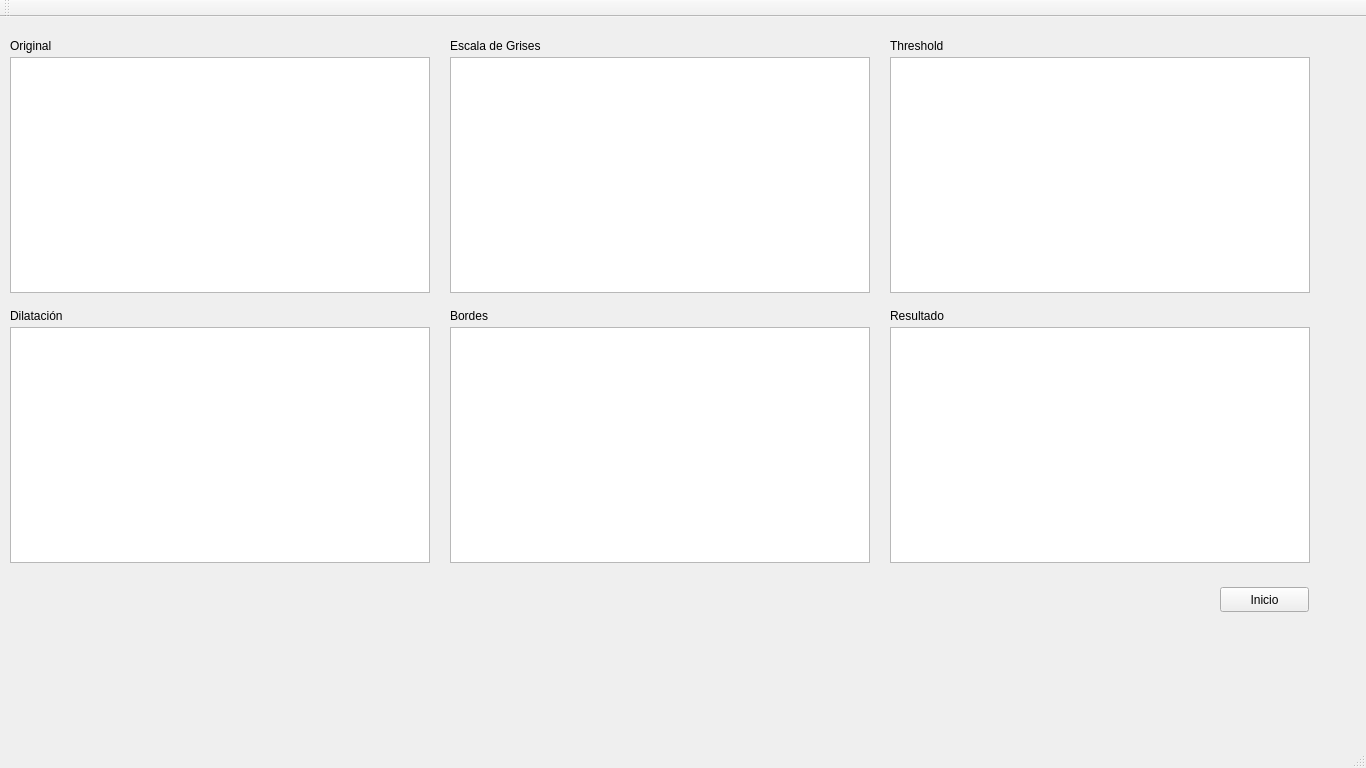
This is CalibracionQt/mainwindow.ui in joshjo/computer-vision as Qt 5 draws it before an edit. The edited form follows.
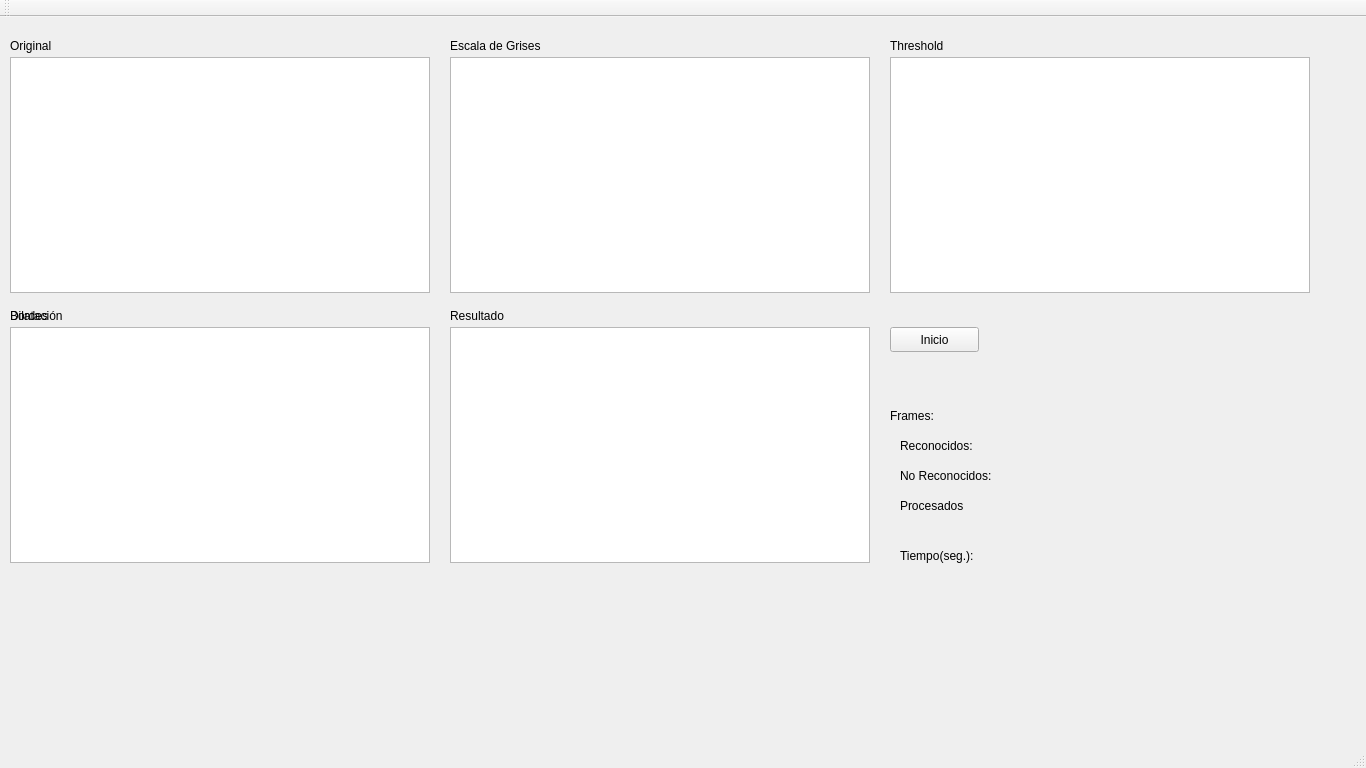
This is the edited form.

The edit to the form file:
```diff
--- a/CalibracionQt/mainwindow.ui
+++ b/CalibracionQt/mainwindow.ui
@@ -57,7 +57,7 @@
    <widget class="QGraphicsView" name="gvEdge">
     <property name="geometry">
      <rect>
-      <x>450</x>
+      <x>10</x>
       <y>310</y>
       <width>420</width>
       <height>236</height>
@@ -119,7 +119,7 @@
    <widget class="QLabel" name="label_5">
     <property name="geometry">
      <rect>
-      <x>450</x>
+      <x>10</x>
       <y>290</y>
       <width>67</width>
       <height>17</height>
@@ -132,8 +132,8 @@
    <widget class="QPushButton" name="pushButton">
     <property name="geometry">
      <rect>
-      <x>1220</x>
-      <y>570</y>
+      <x>890</x>
+      <y>310</y>
       <width>89</width>
       <height>25</height>
      </rect>
@@ -145,7 +145,7 @@
    <widget class="QLabel" name="label_6">
     <property name="geometry">
      <rect>
-      <x>890</x>
+      <x>450</x>
       <y>290</y>
       <width>67</width>
       <height>17</height>
@@ -158,13 +158,142 @@
    <widget class="QGraphicsView" name="gvResultado">
     <property name="geometry">
      <rect>
-      <x>890</x>
+      <x>450</x>
       <y>310</y>
       <width>420</width>
       <height>236</height>
      </rect>
     </property>
    </widget>
+   <widget class="QLabel" name="label_7">
+    <property name="geometry">
+     <rect>
+      <x>900</x>
+      <y>530</y>
+      <width>91</width>
+      <height>17</height>
+     </rect>
+    </property>
+    <property name="text">
+     <string>Tiempo(seg.):</string>
+    </property>
+   </widget>
+   <widget class="QLabel" name="lblTime">
+    <property name="geometry">
+     <rect>
+      <x>1000</x>
+      <y>530</y>
+      <width>101</width>
+      <height>17</height>
+     </rect>
+    </property>
+    <property name="autoFillBackground">
+     <bool>true</bool>
+    </property>
+    <property name="text">
+     <string/>
+    </property>
+   </widget>
+   <widget class="QLabel" name="label_8">
+    <property name="geometry">
+     <rect>
+      <x>890</x>
+      <y>390</y>
+      <width>91</width>
+      <height>17</height>
+     </rect>
+    </property>
+    <property name="text">
+     <string>Frames:</string>
+    </property>
+   </widget>
+   <widget class="QLabel" name="lblNumTotal">
+    <property name="geometry">
+     <rect>
+      <x>1020</x>
+      <y>480</y>
+      <width>101</width>
+      <height>17</height>
+     </rect>
+    </property>
+    <property name="autoFillBackground">
+     <bool>true</bool>
+    </property>
+    <property name="text">
+     <string/>
+    </property>
+   </widget>
+   <widget class="QLabel" name="label_9">
+    <property name="geometry">
+     <rect>
+      <x>900</x>
+      <y>420</y>
+      <width>111</width>
+      <height>17</height>
+     </rect>
+    </property>
+    <property name="text">
+     <string>Reconocidos:</string>
+    </property>
+   </widget>
+   <widget class="QLabel" name="label_10">
+    <property name="geometry">
+     <rect>
+      <x>900</x>
+      <y>450</y>
+      <width>121</width>
+      <height>17</height>
+     </rect>
+    </property>
+    <property name="text">
+     <string>No Reconocidos:</string>
+    </property>
+   </widget>
+   <widget class="QLabel" name="label_11">
+    <property name="geometry">
+     <rect>
+      <x>900</x>
+      <y>480</y>
+      <width>111</width>
+      <height>17</height>
+     </rect>
+    </property>
+    <property name="text">
+     <string>Procesados</string>
+    </property>
+   </widget>
+   <widget class="QLabel" name="lblNoREconocidos">
+    <property name="geometry">
+     <rect>
+      <x>1020</x>
+      <y>450</y>
+      <width>101</width>
+      <height>17</height>
+     </rect>
+    </property>
+    <property name="autoFillBackground">
+     <bool>true</bool>
+    </property>
+    <property name="text">
+     <string/>
+    </property>
+   </widget>
+   <widget class="QLabel" name="lblReconodicos">
+    <property name="geometry">
+     <rect>
+      <x>1020</x>
+      <y>420</y>
+      <width>101</width>
+      <height>17</height>
+     </rect>
+    </property>
+    <property name="autoFillBackground">
+     <bool>true</bool>
+    </property>
+    <property name="text">
+     <string/>
+    </property>
+   </widget>
   </widget>
   <widget class="QMenuBar" name="menuBar">
    <property name="geometry">
```
